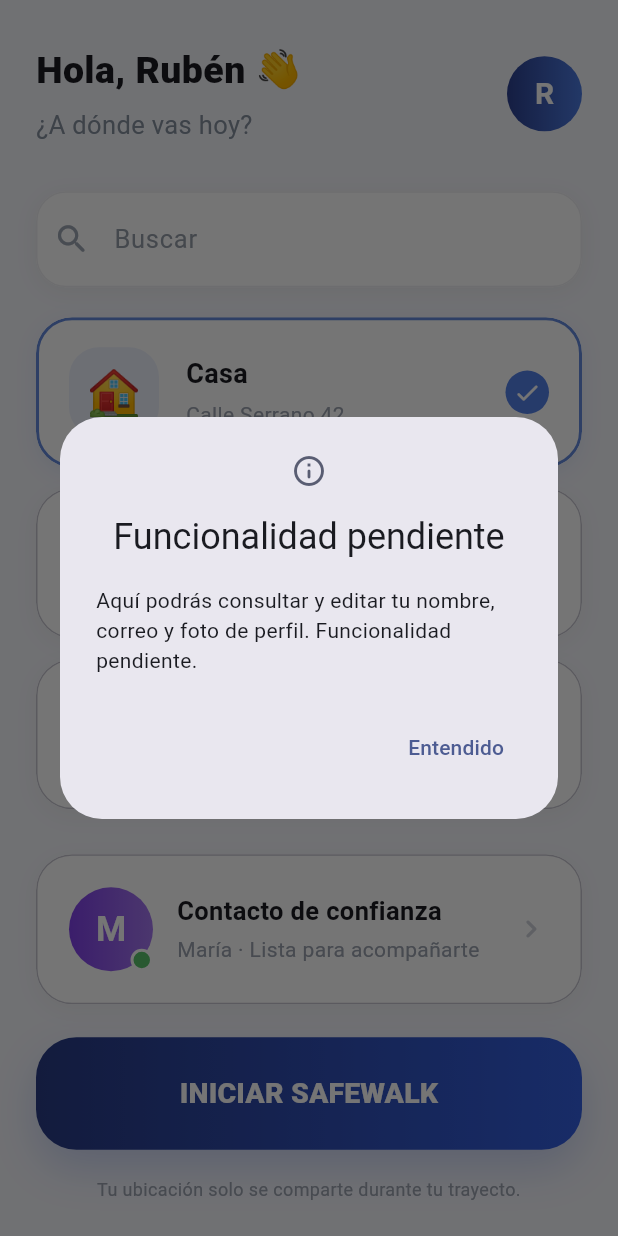
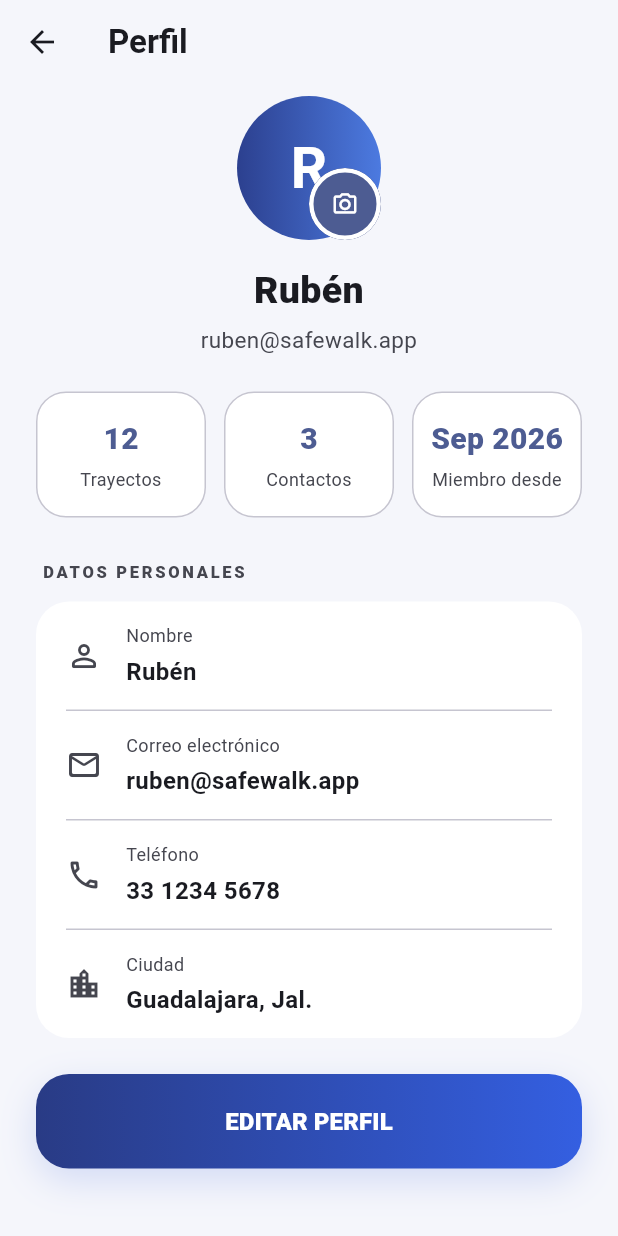
Before and after one commit to Dubu2500/SafeWalk, a Flutter app: the HomeScreen screen opened by its route, in the side drawer, after a tap on "Perfil", on a phone screen of 412 x 824 dp. Run offline on Flutter 3.47's test engine with Material 3 defaults, Android fonts, the phone set to English and light mode, and no system bars; our stand-ins replace flutter_svg.

Commit message:
feat: pantalla de perfil con modo de edición y navegación desde el drawer

```diff
--- a/safewalk/lib/main.dart
+++ b/safewalk/lib/main.dart
@@ -4,6 +4,7 @@ import 'models/app_settings.dart';
 import 'screens/home_screen.dart';
 import 'screens/login_screen.dart';
 import 'screens/map_screen.dart';
+import 'screens/profile_screen.dart';
 import 'screens/register_screen.dart';
 import 'screens/settings_screen.dart';
 import 'theme/app_theme.dart';
@@ -45,6 +46,7 @@ class _MyAppState extends State<MyApp> {
           '/home': (_) => const HomeScreen(),
           '/map': (_) => const MapScreen(),
           '/settings': (_) => const SettingsScreen(),
+          '/profile': (_) => const ProfileScreen(),
         },
       ),
     ),
--- /dev/null
+++ b/safewalk/lib/screens/profile_screen.dart
@@ -0,0 +1,188 @@
+import 'package:flutter/material.dart';
+
+import '../data/profile_data.dart';
+import '../models/user_profile.dart';
+import '../widgets/pending_dialog.dart';
+import '../widgets/primary_button.dart';
+import '../widgets/profile_header.dart';
+import '../widgets/profile_info_tile.dart';
+import '../widgets/profile_stat.dart';
+import '../widgets/settings_section.dart';
+
+class ProfileScreen extends StatefulWidget {
+  const ProfileScreen({super.key});
+
+  @override
+  State<ProfileScreen> createState() => _ProfileScreenState();
+}
+
+class _ProfileScreenState extends State<ProfileScreen> {
+  UserProfile _profile = userProfile;
+  bool _editing = false;
+
+  final _nameController = TextEditingController();
+  final _emailController = TextEditingController();
+  final _phoneController = TextEditingController();
+  final _cityController = TextEditingController();
+
+  @override
+  void initState() {
+    super.initState();
+    _fillControllers();
+  }
+
+  @override
+  void dispose() {
+    _nameController.dispose();
+    _emailController.dispose();
+    _phoneController.dispose();
+    _cityController.dispose();
+    super.dispose();
+  }
+
+  void _fillControllers() {
+    _nameController.text = _profile.name;
+    _emailController.text = _profile.email;
+    _phoneController.text = _profile.phone;
+    _cityController.text = _profile.city;
+  }
+
+  void _cancelEditing() {
+    _fillControllers();
+    setState(() => _editing = false);
+  }
+
+  void _saveChanges() {
+    final name = _nameController.text.trim();
+    if (name.isEmpty) {
+      ScaffoldMessenger.of(context)
+        ..hideCurrentSnackBar()
+        ..showSnackBar(
+          const SnackBar(content: Text('Tu nombre no puede quedar vacío.')),
+        );
+      return;
+    }
+    FocusScope.of(context).unfocus();
+    setState(() {
+      _profile = UserProfile(
+        name: name,
+        email: _emailController.text.trim(),
+        phone: _phoneController.text.trim(),
+        city: _cityController.text.trim(),
+        memberSince: _profile.memberSince,
+        completedWalks: _profile.completedWalks,
+      );
+      _editing = false;
+    });
+    showPendingDialog(
+      context,
+      'Tus cambios se muestran en esta pantalla. Aquí se guardarán en tu cuenta. Funcionalidad pendiente.',
+    );
+  }
+
+  @override
+  Widget build(BuildContext context) {
+    return Scaffold(
+      appBar: AppBar(
+        title: const Text(
+          'Perfil',
+          style: TextStyle(fontWeight: FontWeight.w700),
+        ),
+      ),
+      body: Center(
+        child: ConstrainedBox(
+          constraints: const BoxConstraints(maxWidth: 520),
+          child: ListView(
+            padding: const EdgeInsets.fromLTRB(24, 8, 24, 28),
+            children: [
+              ProfileHeader(
+                name: _profile.name,
+                email: _profile.email,
+                onPhotoTap: () => showPendingDialog(
+                  context,
+                  'Aquí podrás tomar o elegir una foto de perfil. Funcionalidad pendiente.',
+                ),
+              ),
+              const SizedBox(height: 24),
+              Row(
+                children: [
+                  Expanded(
+                    child: ProfileStat(
+                      value: '${_profile.completedWalks}',
+                      label: 'Trayectos',
+                    ),
+                  ),
+                  const SizedBox(width: 12),
+                  Expanded(
+                    child: ProfileStat(
+                      value: '${trustedContacts.length}',
+                      label: 'Contactos',
+                    ),
+                  ),
+                  const SizedBox(width: 12),
+                  Expanded(
+                    child: ProfileStat(
+                      value: _profile.memberSince,
+                      label: 'Miembro desde',
+                    ),
+                  ),
+                ],
+              ),
+              const SizedBox(height: 28),
+              SettingsSection(
+                title: 'Datos personales',
+                children: [
+                  ProfileInfoTile(
+                    icon: Icons.person_outline_rounded,
+                    label: 'Nombre',
+                    value: _profile.name,
+                    controller: _nameController,
+                    editing: _editing,
+                  ),
+                  const Divider(height: 1, indent: 20, endIndent: 20),
+                  ProfileInfoTile(
+                    icon: Icons.mail_outline_rounded,
+                    label: 'Correo electrónico',
+                    value: _profile.email,
+                    controller: _emailController,
+                    editing: _editing,
+                    keyboardType: TextInputType.emailAddress,
+                  ),
+                  const Divider(height: 1, indent: 20, endIndent: 20),
+                  ProfileInfoTile(
+                    icon: Icons.phone_outlined,
+                    label: 'Teléfono',
+                    value: _profile.phone,
+                    controller: _phoneController,
+                    editing: _editing,
+                    keyboardType: TextInputType.phone,
+                  ),
+                  const Divider(height: 1, indent: 20, endIndent: 20),
+                  ProfileInfoTile(
+                    icon: Icons.location_city_outlined,
+                    label: 'Ciudad',
+                    value: _profile.city,
+                    controller: _cityController,
+                    editing: _editing,
+                  ),
+                ],
+              ),
+              if (_editing) ...[
+                PrimaryButton(label: 'GUARDAR CAMBIOS', onPressed: _saveChanges),
+                const SizedBox(height: 8),
+                TextButton(
+                  onPressed: _cancelEditing,
+                  child: const Text('Cancelar'),
+                ),
+              ] else
+                PrimaryButton(
+                  label: 'EDITAR PERFIL',
+                  onPressed: () => setState(() => _editing = true),
+                ),
+            ],
+          ),
+        ),
+      ),
+    );
+  }
+}
--- a/safewalk/lib/widgets/profile_drawer.dart
+++ b/safewalk/lib/widgets/profile_drawer.dart
@@ -2,7 +2,6 @@ import 'package:flutter/material.dart';
 
 import '../data/home_data.dart';
 import 'brand_mark.dart';
-import 'pending_dialog.dart';
 
 class ProfileDrawer extends StatelessWidget {
   const ProfileDrawer({super.key});
@@ -54,10 +53,7 @@ class ProfileDrawer extends StatelessWidget {
             trailing: const Icon(Icons.chevron_right_rounded),
             onTap: () {
               Navigator.pop(context);
-              showPendingDialog(
-                context,
-                'Aquí podrás consultar y editar tu nombre, correo y foto de perfil. Funcionalidad pendiente.',
-              );
+              Navigator.pushNamed(context, '/profile');
             },
           ),
           ListTile(
```
